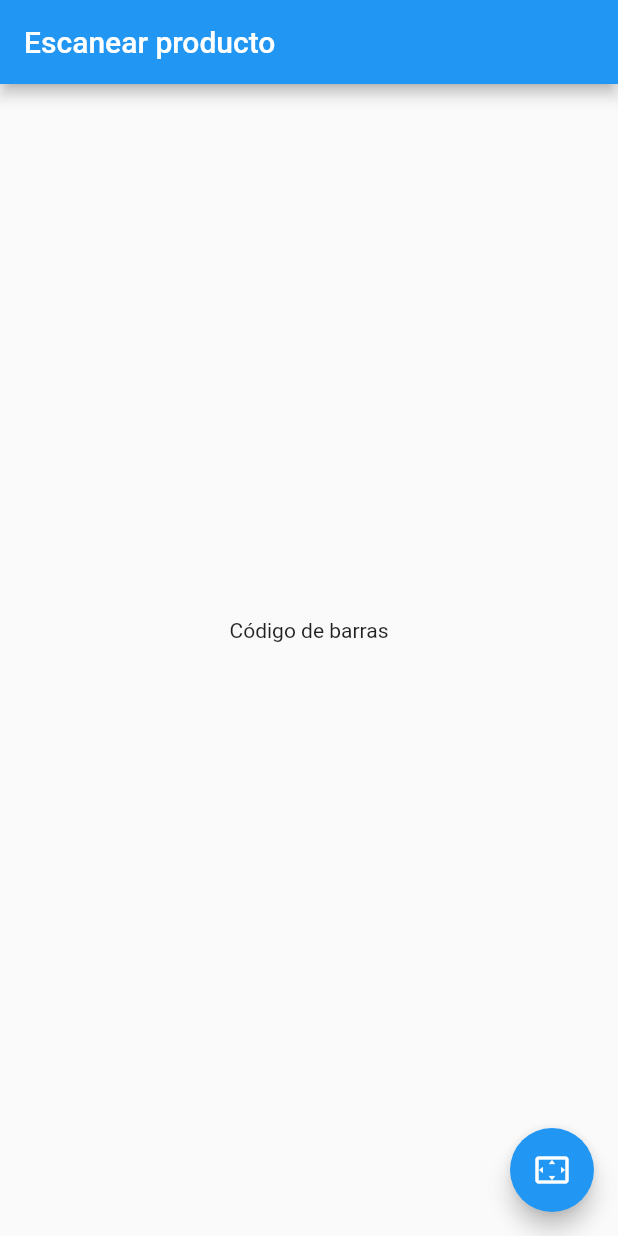
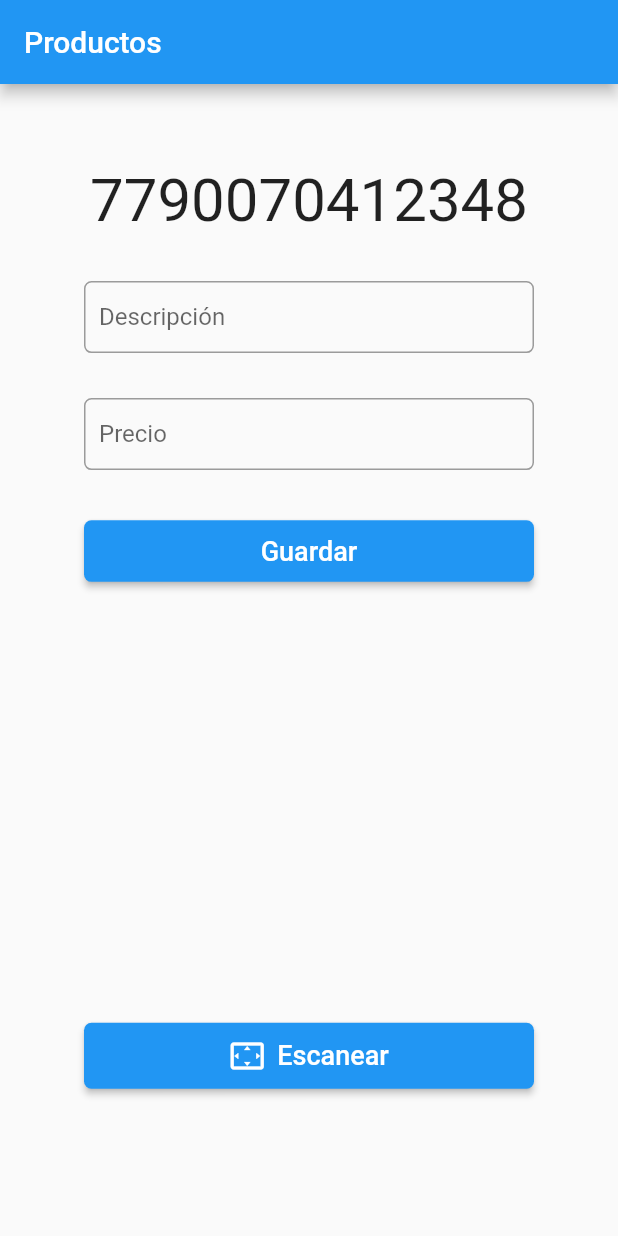
Before and after one commit to lucasavillalba/tpv-almacen-mobile, a Flutter app: the screen it shows after launch, on a phone screen of 412 x 824 dp. Run offline on Flutter 3.47's test engine with Material 2 defaults, Android fonts, the phone set to English and light mode, and no system bars; missing offline and left inert: flutter_barcode_scanner.

Commit message:
feat(home_page): creating home screen with inputs fields

```diff
--- a/lib/main.dart
+++ b/lib/main.dart
@@ -1,70 +1,7 @@
 import 'package:flutter/material.dart';
-import 'package:flutter_barcode_scanner/flutter_barcode_scanner.dart';
+import 'package:tpv_almacen_barcode_scanner/src/app.dart';
+
 
 void main() {
-  runApp(MyApp());
+  runApp(App());
 }
-
-class MyApp extends StatelessWidget {
-  @override
-  Widget build(BuildContext context) {
-    return MaterialApp(
-      debugShowCheckedModeBanner: false,
-      title: 'Escanear producto',
-      theme: ThemeData(
-        primarySwatch: Colors.blue,
-        visualDensity: VisualDensity.adaptivePlatformDensity,
-      ),
-      home: MyHomePage(title: 'Escanear producto'),
-    );
-  }
-}
-
-class MyHomePage extends StatefulWidget {
-  MyHomePage({Key key, this.title}) : super(key: key);
-
-  final String title;
-
-  @override
-  _MyHomePageState createState() => _MyHomePageState();
-}
-
-class _MyHomePageState extends State<MyHomePage> {
-  String value ="";
-
-  Future _scanBarcode() async{
-
-    String barcode = await FlutterBarcodeScanner.scanBarcode("#004297", "Cancelar", false, ScanMode.BARCODE);
-    setState(() {
-      value = barcode;
-    });
-  }
-
-  @override
-  Widget build(BuildContext context) {
-    return Scaffold(
-      appBar: AppBar(
-        title: Text(widget.title),
-      ),
-      body: Center(
-        child: Column(
-          mainAxisAlignment: MainAxisAlignment.center,
-          children: <Widget>[
-            Text(
-              'Código de barras',
-            ),
-            Text(
-              '$value',
-              style: Theme.of(context).textTheme.headline4,
-            ),
-          ],
-        ),
-      ),
-      floatingActionButton: FloatingActionButton(
-        onPressed: _scanBarcode,
-        tooltip: 'Escanear',
-        child: Icon(Icons.settings_overscan),
-      ),
-    );
-  }
-}
--- /dev/null
+++ b/lib/src/app.dart
@@ -0,0 +1,65 @@
+import 'package:flutter/material.dart';
+import 'package:flutter_barcode_scanner/flutter_barcode_scanner.dart';
+
+//Custom Implementations
+import 'package:tpv_almacen_barcode_scanner/src/routes/routes.dart';
+
+class App extends StatelessWidget {
+  @override
+  Widget build(BuildContext context) {
+    return MaterialApp(
+      debugShowCheckedModeBanner: false,
+      initialRoute: 'home',
+      routes: getApplicationsRoutes(),
+    );
+  }
+}
+
+class MyHomePage extends StatefulWidget {
+  MyHomePage({Key key, this.title}) : super(key: key);
+
+  final String title;
+
+  @override
+  _MyHomePageState createState() => _MyHomePageState();
+}
+
+class _MyHomePageState extends State<MyHomePage> {
+  String value ="";
+
+  Future _scanBarcode() async{
+
+    String barcode = await FlutterBarcodeScanner.scanBarcode("#004297", "Cancelar", false, ScanMode.BARCODE);
+    setState(() {
+      value = barcode;
+    });
+  }
+
+  @override
+  Widget build(BuildContext context) {
+    return Scaffold(
+      appBar: AppBar(
+        title: Text(widget.title),
+      ),
+      body: Center(
+        child: Column(
+          mainAxisAlignment: MainAxisAlignment.center,
+          children: <Widget>[
+            Text(
+              'Código de barras',
+            ),
+            Text(
+              '$value',
+              style: Theme.of(context).textTheme.headline4,
+            ),
+          ],
+        ),
+      ),
+      floatingActionButton: FloatingActionButton(
+        onPressed: _scanBarcode,
+        tooltip: 'Escanear',
+        child: Icon(Icons.settings_overscan),
+      ),
+    );
+  }
+}
--- /dev/null
+++ b/lib/src/pages/home_page.dart
@@ -0,0 +1,129 @@
+import 'package:flutter/material.dart';
+
+class HomePage extends StatefulWidget {
+  @override
+  _HomePageState createState() => _HomePageState();
+}
+
+class _HomePageState extends State<HomePage> {
+
+  final formKey = GlobalKey<FormState>();
+
+  @override
+  Widget build(BuildContext context) {
+    return Scaffold(
+      appBar: AppBar(
+        title: Text('Productos'),
+      ),
+      body: Center(
+        child: Container(
+          height: MediaQuery.of(context).size.height*0.8,
+          width: 300.0,
+          child: Form(
+            key: formKey,
+            child: ListView(
+              children: <Widget>[
+                _createBarcode(),
+                _createDescription(),
+                _createPrice(),
+                _createSaveProductButton(context),
+                SizedBox(height: MediaQuery.of(context).size.height*0.35),
+                _createScanButton(context),
+              ],
+            ),
+          ),
+        )
+      ),
+    );
+  }
+
+  Widget _createBarcode() {
+    return Container(
+      margin: EdgeInsets.only(bottom:30.0),
+      child: Text(
+          "7790070412348",
+          textAlign: TextAlign.center,
+            style: TextStyle(
+              fontSize: 40.0
+          ),
+        ),
+    );
+  }
+
+  Widget _createDescription() {
+   return Container(
+      margin: EdgeInsets.only(bottom: 30.0),
+      child: TextFormField(
+        decoration: InputDecoration(
+          labelText: "Descripción",
+          contentPadding: EdgeInsets.all(10.0),
+          border: OutlineInputBorder(
+            borderRadius: BorderRadius.circular(5.0)
+          ),
+        ),
+        onSaved: ( value ) => {},
+        validator: ( descriptionValue ){
+          return null;
+        },
+        onChanged: ( descriptionValue ) => setState(() {
+
+          })
+      ),
+    );
+  }
+
+    Widget _createPrice() {
+    return Container(
+        margin: EdgeInsets.only(bottom: 30.0),
+        child: TextFormField(
+          keyboardType: TextInputType.number,
+          decoration: InputDecoration(
+            labelText: "Precio",
+            contentPadding: EdgeInsets.all(10.0),
+            border: OutlineInputBorder(
+              borderRadius: BorderRadius.circular(5.0)
+            ),
+          ),
+          onSaved: ( value ) => {},
+          validator: ( descriptionValue ){
+            return null;
+          },
+          onChanged: ( descriptionValue ) => setState(() {
+
+            })
+        ),
+      );
+    }
+
+ Widget _createSaveProductButton(BuildContext context) {
+    return RaisedButton(
+      shape: RoundedRectangleBorder(
+        borderRadius: BorderRadius.circular(5.0)
+        ),
+      onPressed: () => {},
+      padding: EdgeInsets.all(10.0),
+      color: Colors.blue,
+        child: Text('Guardar',
+          style: TextStyle(
+            fontSize: 18,
+            color: Colors.white,
+            )
+        )
+        );
+  }
+
+ Widget _createScanButton(BuildContext context) {
+    return RaisedButton.icon(
+      shape: RoundedRectangleBorder(
+        borderRadius: BorderRadius.circular(5.0)
+        ),
+      onPressed: () => {},
+      padding: EdgeInsets.all(10.0),
+      color: Colors.blue,
+        icon: Icon(Icons.settings_overscan, color: Colors.white),
+        label: Text('Escanear', style: TextStyle(fontSize: 18.0, color: Colors.white),),
+
+        );
+  }
+
+}
--- /dev/null
+++ b/lib/src/routes/routes.dart
@@ -0,0 +1,9 @@
+import 'package:flutter/material.dart';
+import 'package:tpv_almacen_barcode_scanner/src/pages/home_page.dart';
+
+Map<String, WidgetBuilder> getApplicationsRoutes(){
+
+  return <String, WidgetBuilder>{
+    'home'    : ( BuildContext context ) => HomePage(),
+  };
+}
```
